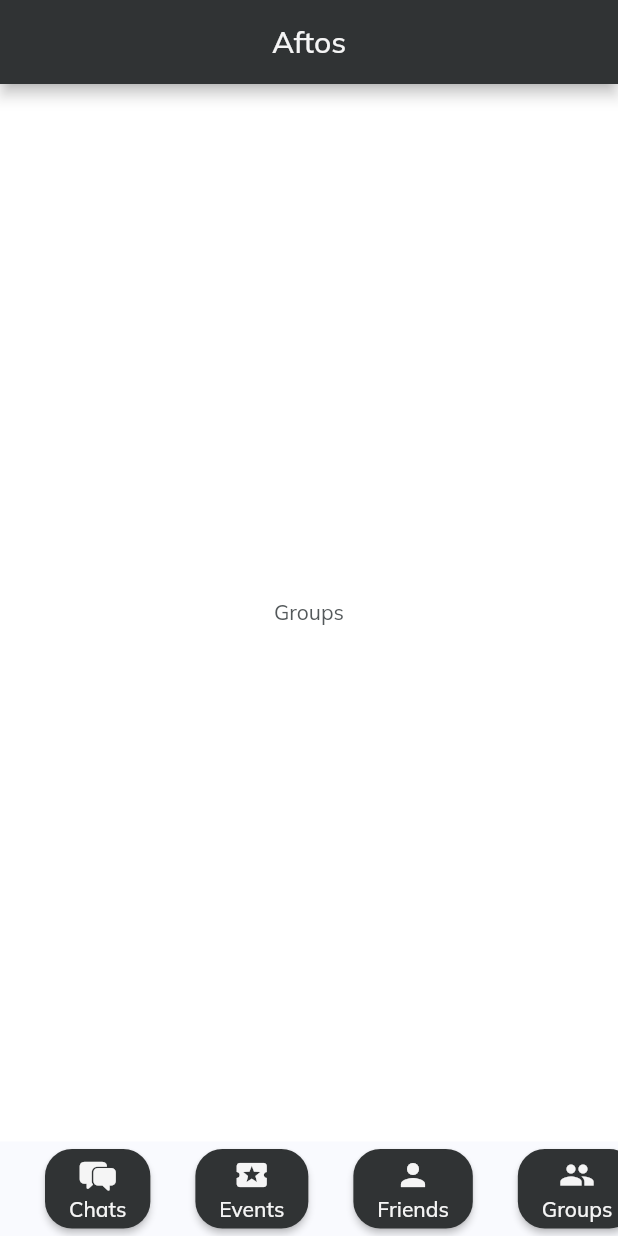
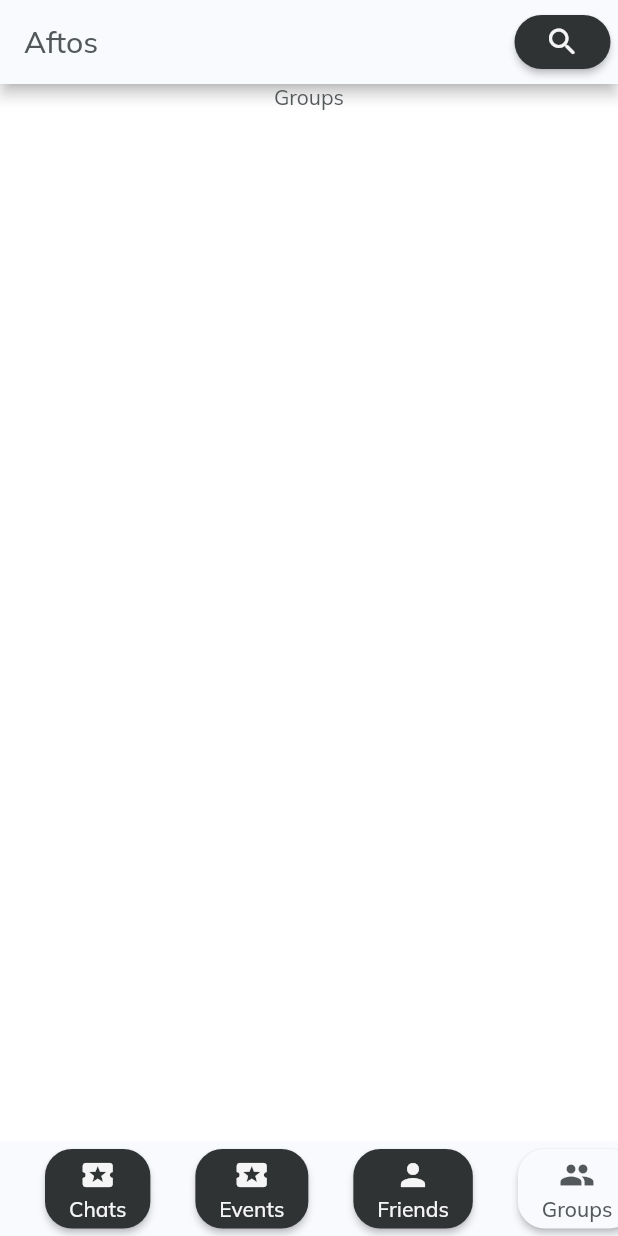
Before and after one commit to NetradeepakC/Aftos, a Flutter app: the screen it shows after launch, after a tap on "Events", after a tap on "Friends", after a tap on "Groups", on a phone screen of 412 x 824 dp. Run offline on Flutter 3.47's test engine with Material 2 defaults, Android fonts, the phone set to English and light mode, and no system bars; our stand-ins replace google_fonts.

Commit message:
Added custom App Bar, Separated widget library, and signed off for the day

```diff
--- a/lib/navigation.dart
+++ b/lib/navigation.dart
@@ -1,11 +1,8 @@
 import 'package:aftos/theme.dart';
+import 'package:aftos/widgets/widgets.dart';
 import 'package:flutter/material.dart';
 
-const vpadHeight = 5.0;
-const hpadWidth = 30.0;
-const buttonHeight = 53.0;
-
-class BottomNavBar extends StatelessWidget {
+class BottomNavBar extends StatefulWidget {
   const BottomNavBar({
     Key? key,
     required this.onButtonPressed,
@@ -13,7 +10,6 @@ class BottomNavBar extends StatelessWidget {
     required this.icoList,
   }) : super(key: key);
 
-  static int i = 0;
   final ValueChanged<int> onButtonPressed;
   final List<String> labelList;
   final List<IconData> icoList;
@@ -32,11 +28,30 @@ class BottomNavBar extends StatelessWidget {
   }
 
   @override
+  State<BottomNavBar> createState() {
+    return BottomNavBarState();
+  }
+}
+
+class BottomNavBarState extends State<BottomNavBar> {
+  int currentChoice = 0;
+
+  void itemSelectionHandler(int index) {
+    currentChoice = index;
+    widget.onButtonPressed(index);
+    setState(() {});
+  }
+
+  @override
   Widget build(BuildContext context) {
     List<Widget> barButtons = [];
-    for (int i = 0; i < labelList.length; i++) {
+    for (int i = 0; i < widget.labelList.length; i++) {
       barButtons.add(NavBarButton(
-          label: labelList[i], iconData: icoList[i], onTap: onButtonPressed));
+          index: i,
+          isSelected: currentChoice == i,
+          label: widget.labelList[i],
+          iconData: widget.icoList[i],
+          onTap: itemSelectionHandler));
     }
     final ThemeData mode = Theme.of(context);
     bool darkMode = mode.brightness == Brightness.dark;
@@ -48,7 +63,7 @@ class BottomNavBar extends StatelessWidget {
           child: Scrollbar(
             child: ListView(
               scrollDirection: Axis.horizontal,
-              children: padButtons(barButtons),
+              children: widget.padButtons(barButtons),
             ),
           ),
         ),
@@ -62,6 +77,8 @@ class BottomNavBar extends StatelessWidget {
 class NavBarButton extends StatefulWidget {
   const NavBarButton({
     Key? key,
+    required this.index,
+    required this.isSelected,
     required this.label,
     required this.iconData,
     required this.onTap,
@@ -69,8 +86,10 @@ class NavBarButton extends StatefulWidget {
 
   final String label; //Text under the icon
   final IconData iconData; //Icon
+  final int index;
   final ValueChanged<int>
       onTap; //Allows a parent to select a function to execute by the child widget
+  final bool isSelected;
 
   @override
   State<NavBarButton> createState() {
@@ -79,18 +98,8 @@ class NavBarButton extends StatefulWidget {
 }
 
 class NavBarButtonState extends State<NavBarButton> {
-  static int maxIndex = 0;
-  int index = -1;
-  bool firstLoad = true;
-
   @override
   Widget build(BuildContext context) {
-    if (firstLoad) //Instructions that only need to run once and not every hot reload
-    {
-      index = maxIndex++;
-      firstLoad = false;
-      setState(() {});
-    }
     ThemeData mode = Theme.of(context);
     bool darkMode = mode.brightness == Brightness.dark;
     SizedBox vpad = const SizedBox(height: vpadHeight);
@@ -98,16 +107,9 @@ class NavBarButtonState extends State<NavBarButton> {
       children: [
         vpad,
         ElevatedButton(
-          style: ButtonStyle(
-            backgroundColor: MaterialStateProperty.all<Color>(
-                (darkMode) ? AppColors.cardLight : AppColors.cardDark),
-            foregroundColor: MaterialStateProperty.all<Color>(
-              (darkMode) ? AppColors.textDark : AppColors.textLight,
-            ),
-            shape: buttonStyle(),
-          ),
+          style: defaultButtonStyle(darkMode, inverter: widget.isSelected),
           onPressed: () {
-            widget.onTap(index);
+            widget.onTap(widget.index);
           },
           child: SizedBox(
             height: buttonHeight,
--- a/lib/pages/chats.dart
+++ b/lib/pages/chats.dart
@@ -1,5 +1,6 @@
 import "package:aftos/pages/standard_page.dart";
-import 'package:flutter/cupertino.dart';
+import 'package:aftos/widgets/widgets.dart';
+import 'package:flutter/material.dart';
 
 class Chats extends StandardPage {
   Chats({
@@ -9,7 +10,7 @@ class Chats extends StandardPage {
   @override
   void initData() {
     title = "Chats";
-    ico = CupertinoIcons.bubble_left_bubble_right_fill;
+    ico = Icons.local_activity;
   }
 
   @override
@@ -21,8 +22,15 @@ class Chats extends StandardPage {
 class ChatsState extends State<Chats> {
   @override
   Widget build(BuildContext context) {
-    return Center(
-      child: Text(widget.title),
+    ThemeData mode = Theme.of(context);
+    bool darkMode = mode.brightness == Brightness.dark;
+    return Column(
+      children: [
+        defaultAppBar(darkMode),
+        Center(
+          child: Text(widget.title),
+        ),
+      ],
     );
   }
 }
--- a/lib/pages/events.dart
+++ b/lib/pages/events.dart
@@ -1,4 +1,5 @@
 import "package:aftos/pages/standard_page.dart";
+import 'package:aftos/widgets/widgets.dart';
 import 'package:flutter/material.dart';
 
 class Events extends StandardPage {
@@ -21,8 +22,20 @@ class Events extends StandardPage {
 class EventsState extends State<Events> {
   @override
   Widget build(BuildContext context) {
-    return Center(
-      child: Text(widget.title),
+    ThemeData mode = Theme.of(context);
+    bool darkMode = mode.brightness == Brightness.dark;
+    return Column(
+      children: [
+        defaultAppBar(darkMode, extraButtons: [
+          ElevatedButton(
+              style: defaultButtonStyle(darkMode),
+              onPressed: () {},
+              child: const Icon(Icons.star_border_rounded))
+        ]),
+        Center(
+          child: Text(widget.title),
+        ),
+      ],
     );
   }
 }
--- a/lib/pages/friends.dart
+++ b/lib/pages/friends.dart
@@ -1,4 +1,5 @@
 import "package:aftos/pages/standard_page.dart";
+import 'package:aftos/widgets/widgets.dart';
 import 'package:flutter/material.dart';
 
 class Friends extends StandardPage {
@@ -21,8 +22,20 @@ class Friends extends StandardPage {
 class FriendsState extends State<Friends> {
   @override
   Widget build(BuildContext context) {
-    return Center(
-      child: Text(widget.title),
+    ThemeData mode = Theme.of(context);
+    bool darkMode = mode.brightness == Brightness.dark;
+    return Column(
+      children: [
+        defaultAppBar(darkMode, extraButtons: [
+          ElevatedButton(
+              style: defaultButtonStyle(darkMode),
+              onPressed: () {},
+              child: const Icon(Icons.favorite_rounded))
+        ]),
+        Center(
+          child: Text(widget.title),
+        ),
+      ],
     );
   }
 }
--- a/lib/pages/groups.dart
+++ b/lib/pages/groups.dart
@@ -1,4 +1,5 @@
 import "package:aftos/pages/standard_page.dart";
+import 'package:aftos/widgets/widgets.dart';
 import 'package:flutter/material.dart';
 
 class Groups extends StandardPage {
@@ -21,8 +22,15 @@ class Groups extends StandardPage {
 class GroupsState extends State<Groups> {
   @override
   Widget build(BuildContext context) {
-    return Center(
-      child: Text(widget.title),
+    ThemeData mode = Theme.of(context);
+    bool darkMode = mode.brightness == Brightness.dark;
+    return Column(
+      children: [
+        defaultAppBar(darkMode),
+        Center(
+          child: Text(widget.title),
+        ),
+      ],
     );
   }
 }
--- a/lib/pages/settings.dart
+++ b/lib/pages/settings.dart
@@ -1,4 +1,5 @@
 import "package:aftos/pages/standard_page.dart";
+import 'package:aftos/widgets/widgets.dart';
 import 'package:flutter/material.dart';
 
 class Settings extends StandardPage {
@@ -21,8 +22,15 @@ class Settings extends StandardPage {
 class SettingsState extends State<Settings> {
   @override
   Widget build(BuildContext context) {
-    return Center(
-      child: Text(widget.title),
+    ThemeData mode = Theme.of(context);
+    bool darkMode = mode.brightness == Brightness.dark;
+    return Column(
+      children: [
+        defaultAppBar(darkMode),
+        Center(
+          child: Text(widget.title),
+        ),
+      ],
     );
   }
 }
--- a/lib/screens/home_screen.dart
+++ b/lib/screens/home_screen.dart
@@ -1,10 +1,11 @@
 import 'package:aftos/navigation.dart';
 import 'package:aftos/pages/pages.dart';
-import 'package:aftos/theme.dart';
 import 'package:flutter/material.dart';
 
 class HomeScreen extends StatefulWidget {
   HomeScreen({Key? key}) : super(key: key);
+
+  final ValueNotifier<int> pageIndex = ValueNotifier(0);
 
   final pages = [
     Chats(),
@@ -21,26 +22,27 @@ class HomeScreen extends StatefulWidget {
 }
 
 class HomeScreenState extends State<HomeScreen> {
-  int i = 0;
+  int currentScreen = 0;
 
   @override
   Widget build(BuildContext context) {
     for (var i in widget.pages) {
       i.initData();
     }
-    ThemeData mode = Theme.of(context);
-    bool darkMode = mode.brightness == Brightness.dark;
+    // ThemeData mode = Theme.of(context);
+    // bool darkMode = mode.brightness == Brightness.dark;
+    setState(() {});
     return Scaffold(
-      appBar: AppBar(
-        backgroundColor: (darkMode) ? AppColors.cardLight : AppColors.cardDark,
-        foregroundColor: (darkMode) ? AppColors.textDark : AppColors.textLight,
-        title: const Center(child: Text("Aftos")),
+      body: ValueListenableBuilder(
+        valueListenable: widget.pageIndex,
+        builder: (BuildContext context, int value, _) {
+          return widget.pages[value];
+        },
       ),
-      body: widget.pages[i],
       bottomNavigationBar: BottomNavBar(
         onButtonPressed: (index) {
-          i = index;
-          setState(() {});
+          currentScreen = index;
+          widget.pageIndex.value = index;
         },
         labelList: widget.pages.map((x) {
           return x.title;
--- a/lib/theme.dart
+++ b/lib/theme.dart
@@ -1,5 +1,9 @@
 import 'package:flutter/material.dart';
 import 'package:google_fonts/google_fonts.dart';
+
+const vpadHeight = 5.0;
+const hpadWidth = 30.0;
+const buttonHeight = 53.0;
 
 abstract class AppColors {
   static const secondary = Color(0xFF3B76F6);
@@ -22,26 +26,6 @@ abstract class _LightColors {
 abstract class _DarkColors {
   static const background = Color(0xFF1B1E1F);
   static const card = AppColors.cardDark;
-}
-
-defaultTextStyle(BuildContext context) {
-  ThemeData mode = Theme.of(context);
-  bool darkMode = mode.brightness == Brightness.dark;
-  return TextStyle(color: darkMode ? AppColors.textLight : AppColors.textDark);
-}
-
-defaultText(BuildContext context, String str) {
-  return Text(
-    str,
-    style: defaultTextStyle(context),
-  );
-}
-
-buttonStyle() {
-  return MaterialStateProperty.all<RoundedRectangleBorder>(
-      RoundedRectangleBorder(
-    borderRadius: BorderRadius.circular(18.0),
-  ));
 }
 
 /// Reference to the application theme.
--- /dev/null
+++ b/lib/widgets/buttons.dart
@@ -0,0 +1,50 @@
+import 'package:aftos/theme.dart';
+import 'package:flutter/material.dart';
+
+defaultButtonStyle(bool darkMode, {bool inverter = false}) {
+  return ButtonStyle(
+    backgroundColor: MaterialStateProperty.all<Color>(
+        (darkMode ^ inverter) ? AppColors.cardLight : AppColors.cardDark),
+    foregroundColor: MaterialStateProperty.all<Color>(
+      (darkMode ^ inverter) ? AppColors.textDark : AppColors.textLight,
+    ),
+    shape: MaterialStateProperty.all<RoundedRectangleBorder>(
+        RoundedRectangleBorder(
+      borderRadius: BorderRadius.circular(18.0),
+    )),
+  );
+}
+
+padAppBar(List<Widget> widList) {
+  SizedBox hpad = const SizedBox(
+    width: 5,
+  );
+  List<Widget> widlistNew = [];
+  for (Widget i in widList) {
+    if (i != null) {
+      widlistNew.add(i);
+      widlistNew.add(hpad);
+    }
+  }
+  return widlistNew;
+}
+
+defaultAppBar(bool darkMode, {List<ElevatedButton> extraButtons = const []}) {
+  return AppBar(
+    backgroundColor: (darkMode) ? AppColors.cardDark : AppColors.cardLight,
+    foregroundColor: (darkMode) ? AppColors.textLight : AppColors.textDark,
+    title: const Text("Aftos"),
+    actions: [
+      Row(
+        mainAxisAlignment: MainAxisAlignment.center,
+        children: padAppBar(extraButtons +
+            [
+              ElevatedButton(
+                  style: defaultButtonStyle(darkMode),
+                  onPressed: () {},
+                  child: const Icon(Icons.search_rounded)),
+            ]),
+      ),
+    ],
+  );
+}
--- /dev/null
+++ b/lib/widgets/text.dart
@@ -0,0 +1,15 @@
+import 'package:aftos/theme.dart';
+import 'package:flutter/material.dart';
+
+defaultTextStyle(BuildContext context) {
+  ThemeData mode = Theme.of(context);
+  bool darkMode = mode.brightness == Brightness.dark;
+  return TextStyle(color: darkMode ? AppColors.textLight : AppColors.textDark);
+}
+
+defaultText(BuildContext context, String str) {
+  return Text(
+    str,
+    style: defaultTextStyle(context),
+  );
+}
--- /dev/null
+++ b/lib/widgets/widgets.dart
@@ -0,0 +1,2 @@
+export 'buttons.dart';
+export 'text.dart';
```
Also changed, not shown: 1 other file.
